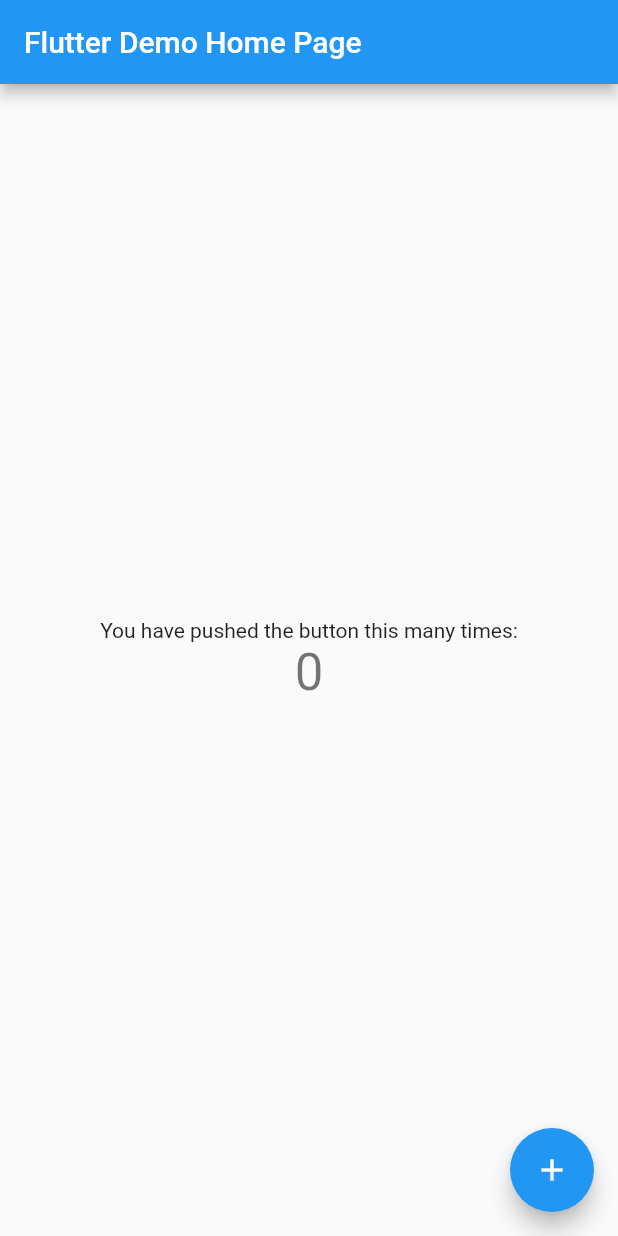
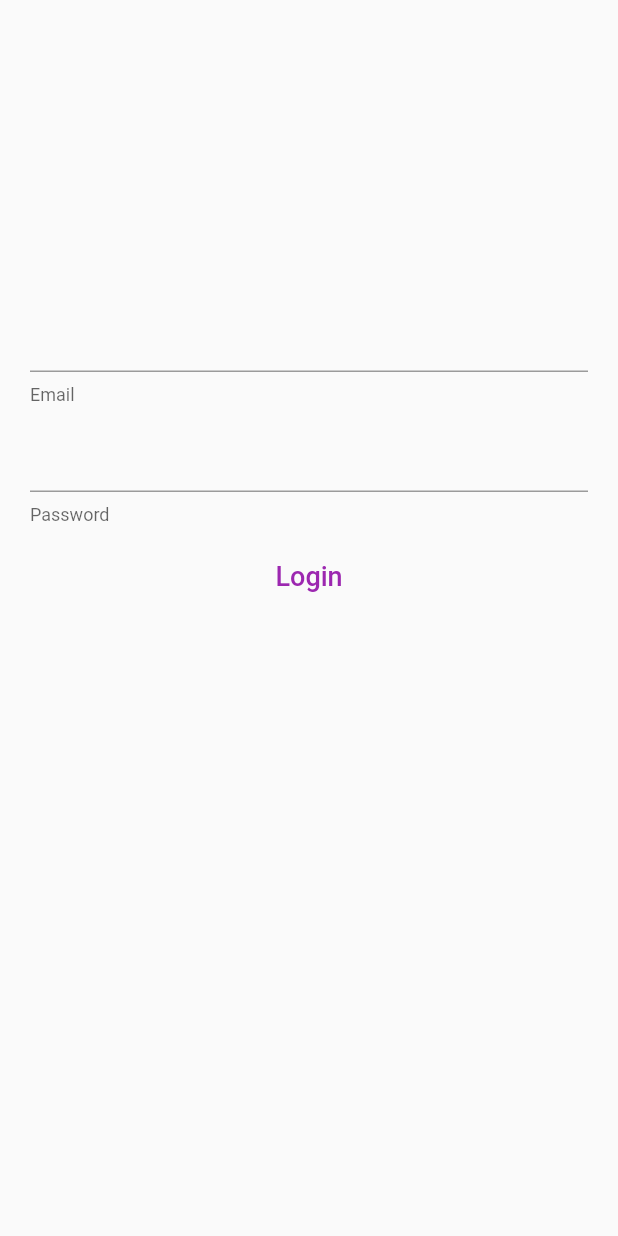
Before and after one commit to GSC24-Lemon/Lemon-App-Handler, a Flutter app: the screen it shows after launch, on a phone screen of 412 x 824 dp. Run offline on Flutter 3.47's test engine with Material 2 defaults, Android fonts, the phone set to English and light mode, and no system bars; our stand-ins replace flutter_hooks, flutter_riverpod, hooks_riverpod, riverpod_annotation, shared_preferences; missing offline and left inert: dart:js_interop.

Commit message:
feat: add login screens & login logic riverpod

```diff
--- a/analysis_options.yaml
+++ b/analysis_options.yaml
@@ -8,6 +8,10 @@
 # The following line activates a set of recommended lints for Flutter apps,
 # packages, and plugins designed to encourage good coding practices.
 include: package:flutter_lints/flutter.yaml
+
+analyzer:
+  plugins:
+    - custom_lint
 
 linter:
   # The lint rules applied to this project can be customized in the
@@ -24,6 +28,5 @@
   rules:
     # avoid_print: false  # Uncomment to disable the `avoid_print` rule
     # prefer_single_quotes: true  # Uncomment to enable the `prefer_single_quotes` rule
-
 # Additional information about this file can be found at
 # https://dart.dev/guides/language/analysis-options
--- a/lib/main.dart
+++ b/lib/main.dart
@@ -1,115 +1,50 @@
 import 'package:flutter/material.dart';
+import 'package:flutter_riverpod/flutter_riverpod.dart';
+import 'package:riverpod_annotation/riverpod_annotation.dart';
+import 'package:hooks_riverpod/hooks_riverpod.dart';
+import 'package:lemon_app_handler/states/storage_state.dart';
+import 'package:lemon_app_handler/screens/login_screen.dart';
+import 'package:lemon_app_handler/screens/home_screen.dart';
 
 void main() {
-  runApp(const MyApp());
+  runApp(
+    const ProviderScope(
+      child: MyApp(),
+    ),
+  );
 }
 
-class MyApp extends StatelessWidget {
-  const MyApp({Key? key}) : super(key: key);
+class MyApp extends HookConsumerWidget {
+  const MyApp({super.key});
 
-  // This widget is the root of your application.
   @override
-  Widget build(BuildContext context) {
+  Widget build(BuildContext context, WidgetRef ref) {
     return MaterialApp(
-      title: 'Flutter Demo',
+      title: 'Riverpod Demo',
+      debugShowCheckedModeBanner: false,
       theme: ThemeData(
-        // This is the theme of your application.
-        //
-        // Try running your application with "flutter run". You'll see the
-        // application has a blue toolbar. Then, without quitting the app, try
-        // changing the primarySwatch below to Colors.green and then invoke
-        // "hot reload" (press "r" in the console where you ran "flutter run",
-        // or simply save your changes to "hot reload" in a Flutter IDE).
-        // Notice that the counter didn't reset back to zero; the application
-        // is not restarted.
-        primarySwatch: Colors.blue,
+        primarySwatch: Colors.purple,
       ),
-      home: const MyHomePage(title: 'Flutter Demo Home Page'),
+      home: ref
+          .watch(
+            getIsAuthenticatedProvider,
+          )
+          .when(
+            data: (bool isAuthenticated) =>
+                isAuthenticated ? const HomeScreen() : const LoginScreen(),
+            loading: () {
+              return const Scaffold(
+                body: Center(
+                  child: CircularProgressIndicator(),
+                ),
+              );
+            },
+            error: (error, stacktrace) => const LoginScreen(),
+          ),
+      routes: {
+        "Home": (context) => const HomeScreen(),
+        "Login": (context) => const LoginScreen(),
+      },
     );
   }
 }
-
-class MyHomePage extends StatefulWidget {
-  const MyHomePage({Key? key, required this.title}) : super(key: key);
-
-  // This widget is the home page of your application. It is stateful, meaning
-  // that it has a State object (defined below) that contains fields that affect
-  // how it looks.
-
-  // This class is the configuration for the state. It holds the values (in this
-  // case the title) provided by the parent (in this case the App widget) and
-  // used by the build method of the State. Fields in a Widget subclass are
-  // always marked "final".
-
-  final String title;
-
-  @override
-  State<MyHomePage> createState() => _MyHomePageState();
-}
-
-class _MyHomePageState extends State<MyHomePage> {
-  int _counter = 0;
-
-  void _incrementCounter() {
-    setState(() {
-      // This call to setState tells the Flutter framework that something has
-      // changed in this State, which causes it to rerun the build method below
-      // so that the display can reflect the updated values. If we changed
-      // _counter without calling setState(), then the build method would not be
-      // called again, and so nothing would appear to happen.
-      _counter++;
-    });
-  }
-
-  @override
-  Widget build(BuildContext context) {
-    // This method is rerun every time setState is called, for instance as done
-    // by the _incrementCounter method above.
-    //
-    // The Flutter framework has been optimized to make rerunning build methods
-    // fast, so that you can just rebuild anything that needs updating rather
-    // than having to individually change instances of widgets.
-    return Scaffold(
-      appBar: AppBar(
-        // Here we take the value from the MyHomePage object that was created by
-        // the App.build method, and use it to set our appbar title.
-        title: Text(widget.title),
-      ),
-      body: Center(
-        // Center is a layout widget. It takes a single child and positions it
-        // in the middle of the parent.
-        child: Column(
-          // Column is also a layout widget. It takes a list of children and
-          // arranges them vertically. By default, it sizes itself to fit its
-          // children horizontally, and tries to be as tall as its parent.
-          //
-          // Invoke "debug painting" (press "p" in the console, choose the
-          // "Toggle Debug Paint" action from the Flutter Inspector in Android
-          // Studio, or the "Toggle Debug Paint" command in Visual Studio Code)
-          // to see the wireframe for each widget.
-          //
-          // Column has various properties to control how it sizes itself and
-          // how it positions its children. Here we use mainAxisAlignment to
-          // center the children vertically; the main axis here is the vertical
-          // axis because Columns are vertical (the cross axis would be
-          // horizontal).
-          mainAxisAlignment: MainAxisAlignment.center,
-          children: <Widget>[
-            const Text(
-              'You have pushed the button this many times:',
-            ),
-            Text(
-              '$_counter',
-              style: Theme.of(context).textTheme.headline4,
-            ),
-          ],
-        ),
-      ),
-      floatingActionButton: FloatingActionButton(
-        onPressed: _incrementCounter,
-        tooltip: 'Increment',
-        child: const Icon(Icons.add),
-      ), // This trailing comma makes auto-formatting nicer for build methods.
-    );
-  }
-}
--- /dev/null
+++ b/lib/screens/login_screen.dart
@@ -0,0 +1,81 @@
+import 'dart:js_interop';
+
+import 'package:flutter/material.dart';
+import 'package:flutter_hooks/flutter_hooks.dart';
+import 'package:hooks_riverpod/hooks_riverpod.dart';
+import 'package:lemon_app_handler/states/auth_state.dart';
+import 'package:lemon_app_handler/states/storage_state.dart';
+
+class LoginScreen extends HookConsumerWidget {
+  const LoginScreen({super.key});
+
+  @override
+  Widget build(BuildContext context, WidgetRef ref) {
+    final emailController = useTextEditingController();
+    final passwordController = useTextEditingController();
+    ref.listen(authErrorMessageProvider, (prev, next) {
+      if (!next.isNull) {
+        ScaffoldMessenger.of(context).showSnackBar(
+          SnackBar(
+            content: Text(next.toString()),
+          ),
+        );
+      } else {
+        emailController.text = '';
+        passwordController.text = '';
+      }
+    });
+
+    return Scaffold(
+      body: Padding(
+        padding: const EdgeInsets.symmetric(horizontal: 20),
+        child: Column(
+          children: [
+            const SizedBox(
+              height: 200,
+            ),
+            TextField(
+              controller: emailController,
+              decoration: const InputDecoration(
+                helperText: 'Email',
+              ),
+            ),
+            const SizedBox(
+              height: 10,
+            ),
+            TextField(
+              controller: passwordController,
+              obscureText: true,
+              decoration: const InputDecoration(
+                helperText: 'Password',
+              ),
+            ),
+            const SizedBox(
+              height: 10,
+            ),
+            TextButton(
+              onPressed: () async {
+                if (emailController.text.isNotEmpty &&
+                    passwordController.text.isNotEmpty) {
+                  final authArgs = AuthArgs(
+                    email: emailController.text,
+                    password: passwordController.text,
+                  );
+                  ref.read(authLoginProvider(authArgs));
+                  final isAuthenticated = ref.read(getIsAuthenticatedProvider);
+                  if (isAuthenticated.value!) {
+                    Navigator.pushNamed(context, 'Home');
+                  }
+                }
+              },
+              child: const Text(
+                'Login',
+                style: TextStyle(fontSize: 18),
+              ),
+            ),
+          ],
+        ),
+      ),
+    );
+  }
+}
--- /dev/null
+++ b/lib/states/auth_state.dart
@@ -0,0 +1,94 @@
+import 'dart:convert';
+
+import 'package:http/http.dart' as http;
+import 'package:hooks_riverpod/hooks_riverpod.dart';
+import 'package:lemon_app_handler/states/storage_state.dart';
+
+class AuthArgs {
+  final String email;
+  final String password;
+  AuthArgs({required this.email, required this.password});
+}
+
+class AuthValues {
+  AuthValues({
+    required this.token,
+    required this.refreshToken,
+    required this.email,
+    required this.accessTokenExpiredAt,
+    required this.refreshTokenExpiredAt,
+  });
+  final String token;
+  final String refreshToken;
+  final String email;
+  final DateTime accessTokenExpiredAt;
+  final DateTime refreshTokenExpiredAt;
+
+  AuthValues.fromJson(Map<String, dynamic> json)
+      : email = json['email'],
+        token = json['access_token'],
+        refreshToken = json['refresh_token'],
+        accessTokenExpiredAt = json['access_token_expires_at'],
+        refreshTokenExpiredAt = json['refresh_token_expires_at'];
+}
+
+class AuthResponse {
+  AuthResponse({required this.authValues, required this.statusCode});
+  final AuthValues authValues;
+  final int statusCode;
+}
+
+class AuthenticationHandler {
+  late AuthValues authValues = AuthValues(
+    email: '',
+    refreshToken: '',
+    token: '',
+    accessTokenExpiredAt: DateTime.now(),
+    refreshTokenExpiredAt: DateTime.now(),
+  );
+
+  Future<AuthResponse> login(AuthArgs args) async {
+    final response = await http.post(
+      Uri.http('192.168.4.122:8080', '/v1/auth/login'),
+      body: {
+        'email': args.email,
+        'password': args.password,
+      },
+    );
+    authValues = AuthValues.fromJson(jsonDecode(response.body));
+    // return response.statusCode;
+    return AuthResponse(
+      authValues: authValues,
+      statusCode: response.statusCode,
+    );
+  }
+}
+
+final authenticationHandlerProvider = StateProvider<AuthenticationHandler>(
+  (_) => AuthenticationHandler(),
+);
+
+final authLoginProvider = FutureProvider.family<bool, AuthArgs>(
+  (ref, authArgs) async {
+    return Future.delayed(const Duration(seconds: 2), () async {
+      final authResponse = await ref.watch(authenticationHandlerProvider).login(
+            authArgs,
+          );
+      final isAuthenticated = authResponse.statusCode == 200;
+      if (isAuthenticated) {
+        ref.read(setAuthStateProvider.notifier).state = authResponse;
+        ref.read(setIsAuthenticatedProvider(isAuthenticated));
+        ref.read(setAuthenticatedUserProvider(authResponse.authValues.email));
+      } else {
+        ref.read(authErrorMessageProvider.notifier).state =
+            'Error occurred while login with code: ${authResponse.statusCode}';
+      }
+
+      return isAuthenticated;
+    });
+  },
+);
+
+final authErrorMessageProvider = StateProvider<String>(
+  (ref) => '',
+);
--- /dev/null
+++ b/lib/states/storage_state.dart
@@ -0,0 +1,63 @@
+import 'package:hooks_riverpod/hooks_riverpod.dart';
+import 'package:shared_preferences/shared_preferences.dart';
+import 'package:lemon_app_handler/states/auth_state.dart';
+
+
+// ignore: constant_identifier_names
+const IS_AUTHENTICATED_KEY = 'IS_AUTHENTICATED_KEY';
+// ignore: constant_identifier_names
+const AUTHENTICATED_USER_EMAIL_KEY = 'AUTHENTICATED_USER_EMAIL_KEY';
+
+final sharedPrefProvider = Provider((_) async {
+  return await SharedPreferences.getInstance();
+});
+
+final setAuthStateProvider = StateProvider<AuthResponse?>(
+  (ref) => null,
+);
+
+final setIsAuthenticatedProvider = StateProvider.family<void, bool>(
+  (ref, isAuth) async {
+    final prefs = await ref.watch(sharedPrefProvider);
+    ref.watch(setAuthStateProvider);
+    prefs.setBool(
+      IS_AUTHENTICATED_KEY,
+      isAuth,
+    );
+  },
+);
+
+final setAuthenticatedUserProvider = StateProvider.family<void, String>(
+  (ref, email) async {
+    final prefs = await ref.watch(sharedPrefProvider);
+    ref.watch(setAuthStateProvider);
+    prefs.setString(
+      AUTHENTICATED_USER_EMAIL_KEY,
+      email,
+    );
+  },
+);
+
+final getIsAuthenticatedProvider = FutureProvider<bool>(
+  (ref) async {
+    final prefs = await ref.watch(sharedPrefProvider);
+    ref.watch(setAuthStateProvider);
+    return prefs.getBool(IS_AUTHENTICATED_KEY) ?? false;
+  },
+);
+
+final getAuthenticatedUserProvider = FutureProvider<String>(
+  (ref) async {
+    final prefs = await ref.watch(sharedPrefProvider);
+    ref.watch(setAuthStateProvider);
+    return prefs.getString(AUTHENTICATED_USER_EMAIL_KEY) ?? '';
+  },
+);
+// Todo: Handle logout or and reset
+final resetStorage = StateProvider<dynamic>(
+  (ref) async {
+    final prefs = await ref.watch(sharedPrefProvider);
+    final isCleared = await prefs.clear();
+    return isCleared;
+  },
+);
```
Also changed, not shown: lib/screens/home_screen.dart (added, +49 -0 lines), pubspec.yaml (+12 -3 lines), pubspec.lock, 1 other file.
